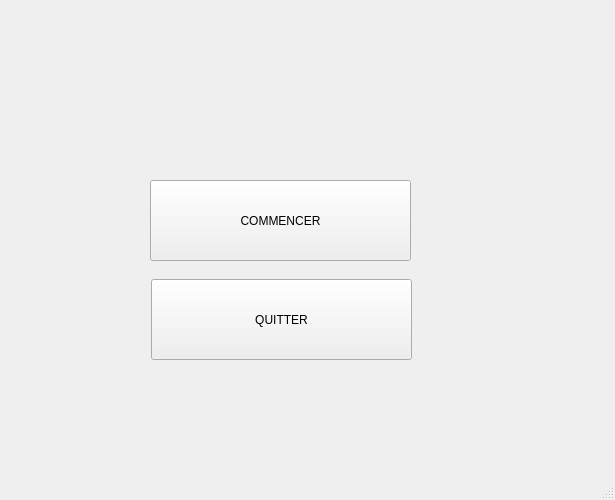
Before: the Qt Designer form Arkanoid/mainwindow.ui in Milieuuh/Arkanoid, drawn with Qt 5.
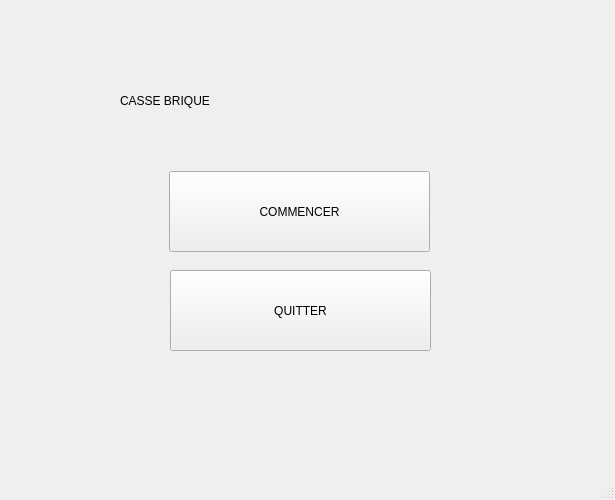
After: the same form once the commit is applied.

Commit message: ajout du titre au menu

```diff
--- a/Arkanoid/mainwindow.ui
+++ b/Arkanoid/mainwindow.ui
@@ -41,8 +41,8 @@
    <widget class="QPushButton" name="btn_commencer">
     <property name="geometry">
      <rect>
-      <x>150</x>
-      <y>180</y>
+      <x>169</x>
+      <y>171</y>
       <width>261</width>
       <height>81</height>
      </rect>
@@ -60,8 +60,8 @@
    <widget class="QPushButton" name="btn_quitter">
     <property name="geometry">
      <rect>
-      <x>151</x>
-      <y>279</y>
+      <x>170</x>
+      <y>270</y>
       <width>261</width>
       <height>81</height>
      </rect>
@@ -88,6 +88,22 @@
      <bool>false</bool>
     </property>
    </widget>
+   <widget class="QLabel" name="label">
+    <property name="geometry">
+     <rect>
+      <x>120</x>
+      <y>70</y>
+      <width>371</width>
+      <height>61</height>
+     </rect>
+    </property>
+    <property name="styleSheet">
+     <string notr="true">font: 36pt &quot;Calibri&quot;;</string>
+    </property>
+    <property name="text">
+     <string>CASSE BRIQUE</string>
+    </property>
+   </widget>
   </widget>
   <widget class="QMenuBar" name="menubar">
    <property name="geometry">
```
